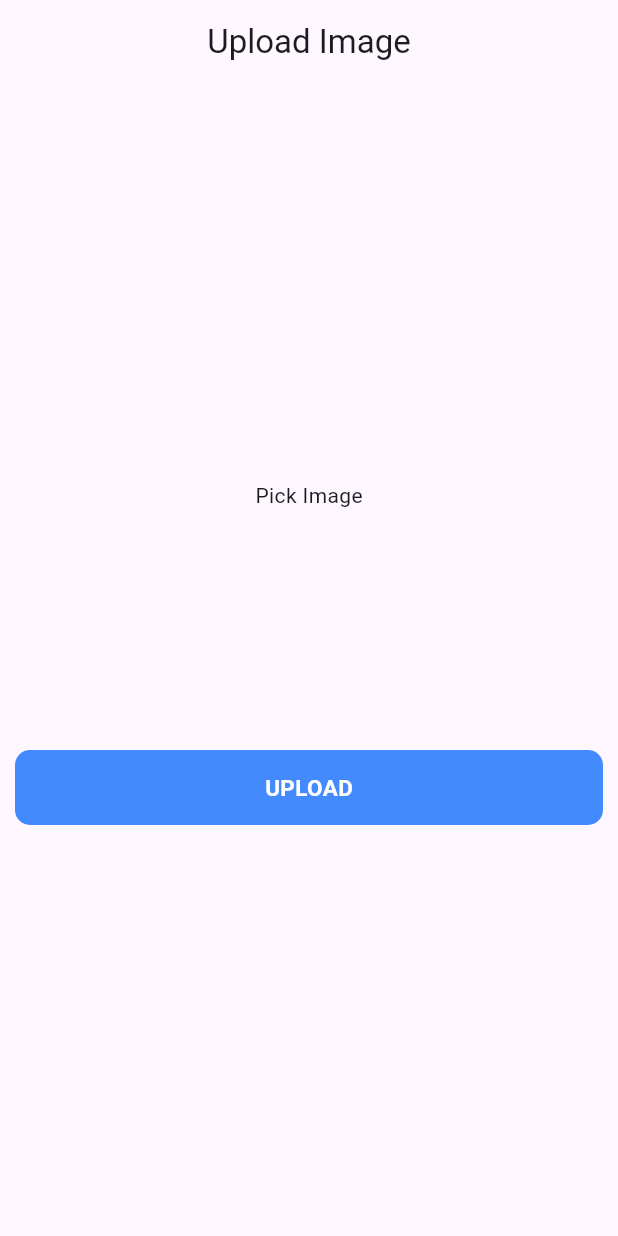
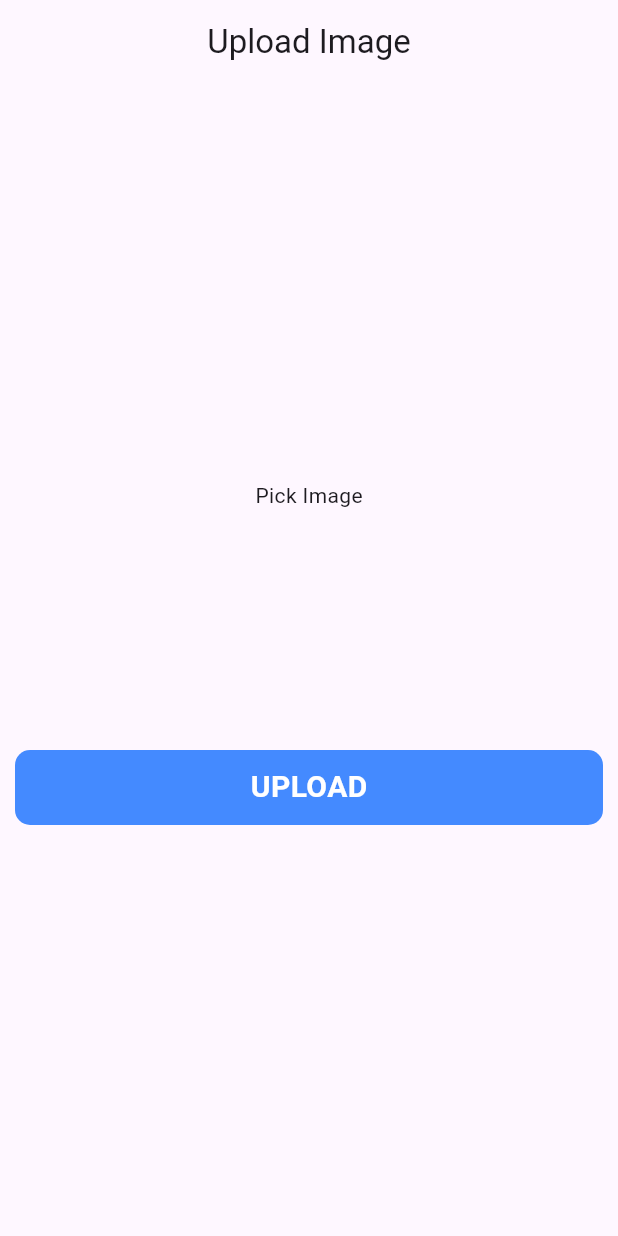
Before and after one commit to inzamam9494/API_Practice_flutter, a Flutter app: the screen it shows after launch, on a phone screen of 412 x 824 dp. Run offline on Flutter 3.47's test engine with Material 3 defaults, Android fonts, the phone set to English and light mode, and no system bars; drawn by our look-alikes of modal_progress_hud_nsn; our stand-ins replace dio, image_picker.

Commit message:
Day 9 - Post API leaning

```diff
--- a/lib/SignUp/ImageUpload.dart
+++ b/lib/SignUp/ImageUpload.dart
@@ -117,7 +117,7 @@ class _ImageUploadState extends State<ImageUpload> {
                     style: TextStyle(
                         color: Colors.white,
                         fontWeight: FontWeight.bold,
-                        fontSize: 15),
+                        fontSize: 20),
                   ),
                 ),
               ),
```
